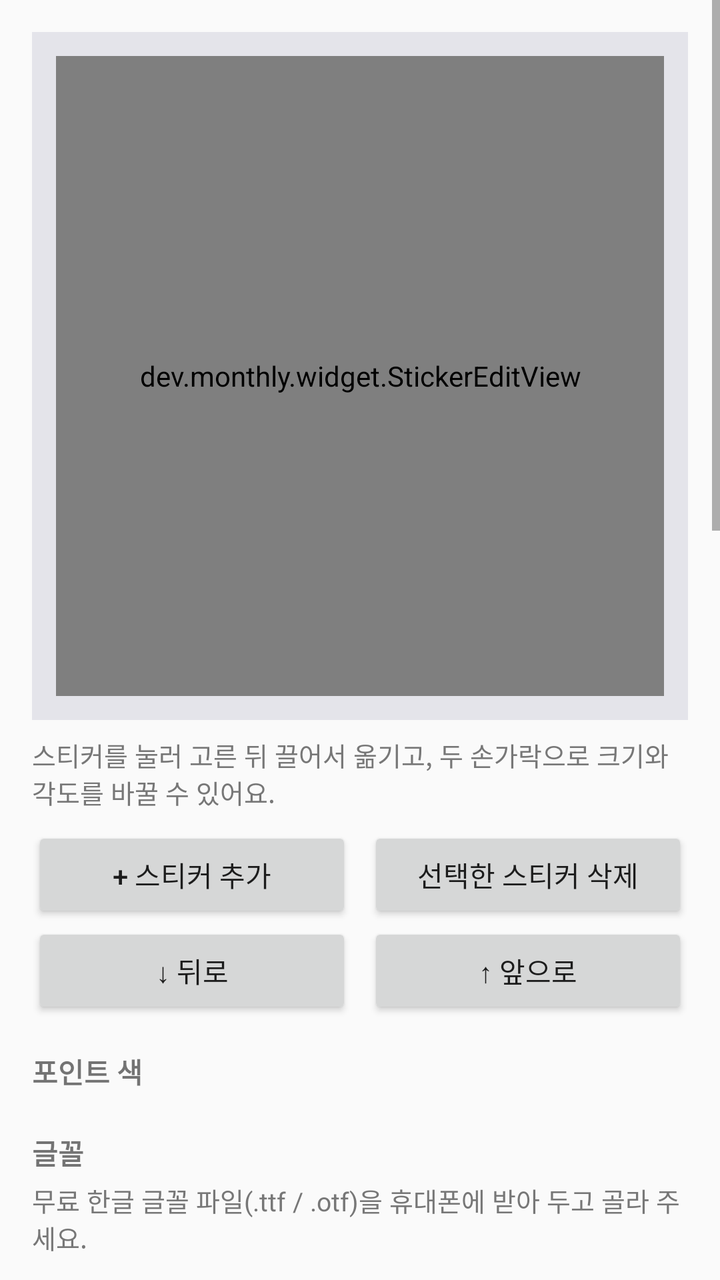
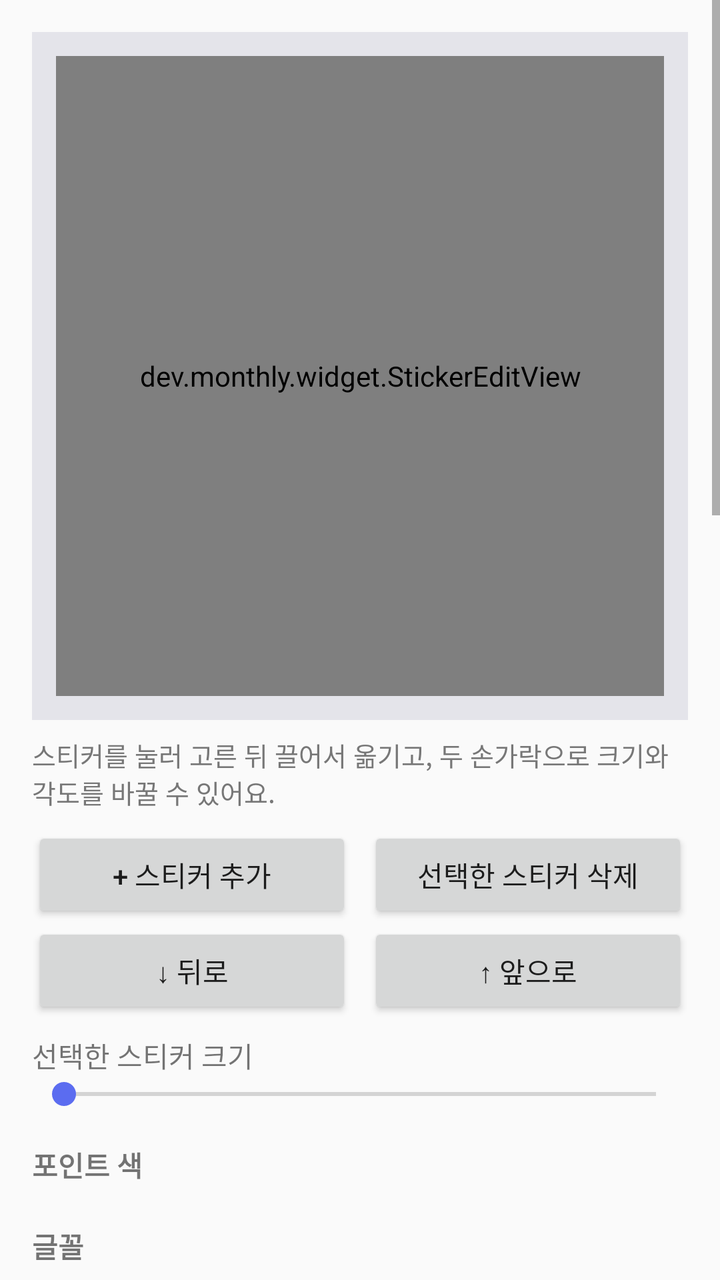

Screens rendered from an Android XML layout before and after an edit, with the pre-edit source and the edit as a unified diff.
<!-- AndroidManifest.xml: application theme AppTheme -->
<!-- res/layout/activity_decor.xml -->
<ScrollView xmlns:android="http://schemas.android.com/apk/res/android"
    android:layout_width="match_parent"
    android:layout_height="match_parent">
<LinearLayout
    android:layout_width="match_parent"
    android:layout_height="wrap_content"
    android:orientation="vertical"
    android:padding="16dp">

    <FrameLayout
        android:id="@+id/preview_outer"
        android:layout_width="match_parent"
        android:layout_height="wrap_content"
        android:background="@color/preview_bg"
        android:padding="12dp">
        <FrameLayout
            android:id="@+id/preview_frame"
            android:layout_width="match_parent"
            android:layout_height="320dp"
            android:layout_gravity="center_horizontal">
            <FrameLayout
                android:id="@+id/preview_host"
                android:layout_width="match_parent"
                android:layout_height="match_parent" />
            <dev.monthly.widget.StickerEditView
                android:id="@+id/sticker_edit"
                android:layout_width="match_parent"
                android:layout_height="match_parent" />
        </FrameLayout>
    </FrameLayout>

    <TextView
        android:layout_width="match_parent"
        android:layout_height="wrap_content"
        android:layout_marginTop="8dp"
        android:text="스티커를 눌러 고른 뒤 끌어서 옮기고, 두 손가락으로 크기와 각도를 바꿀 수 있어요."
        android:textColor="@color/text_secondary"
        android:textSize="13sp" />

    <LinearLayout
        android:layout_width="match_parent"
        android:layout_height="wrap_content"
        android:layout_marginTop="8dp"
        android:orientation="horizontal">
        <Button
            android:id="@+id/btn_add_sticker"
            android:layout_width="0dp"
            android:layout_height="wrap_content"
            android:layout_weight="1"
            android:text="+ 스티커 추가" />
        <Button
            android:id="@+id/btn_del_sticker"
            android:layout_width="0dp"
            android:layout_height="wrap_content"
            android:layout_marginStart="8dp"
            android:layout_weight="1"
            android:text="선택한 스티커 삭제" />
    </LinearLayout>

    <LinearLayout
        android:layout_width="match_parent"
        android:layout_height="wrap_content"
        android:orientation="horizontal">
        <Button
            android:id="@+id/btn_sticker_back"
            android:layout_width="0dp"
            android:layout_height="wrap_content"
            android:layout_weight="1"
            android:text="↓ 뒤로" />
        <Button
            android:id="@+id/btn_sticker_front"
            android:layout_width="0dp"
            android:layout_height="wrap_content"
            android:layout_marginStart="8dp"
            android:layout_weight="1"
            android:text="↑ 앞으로" />
    </LinearLayout>

    <TextView style="@style/SectionLabel" android:text="포인트 색" />
    <HorizontalScrollView
        android:layout_width="match_parent"
        android:layout_height="wrap_content"
        android:scrollbars="none">
        <LinearLayout
            android:id="@+id/accent_row"
            android:layout_width="wrap_content"
            android:layout_height="wrap_content"
            android:orientation="horizontal" />
    </HorizontalScrollView>

    <TextView style="@style/SectionLabel" android:text="글꼴" />
    <TextView
        android:layout_width="match_parent"
        android:layout_height="wrap_content"
        android:text="무료 한글 글꼴 파일(.ttf / .otf)을 휴대폰에 받아 두고 골라 주세요."
        android:textColor="@color/text_secondary"
        android:textSize="13sp" />
    <TextView
        android:id="@+id/title_font_label"
        android:layout_width="match_parent"
        android:layout_height="wrap_content"
        android:layout_marginTop="8dp"
        android:text="제목 글꼴: 기본" />
    <LinearLayout
        android:layout_width="match_parent"
        android:layout_height="wrap_content"
        android:orientation="horizontal">
        <Button android:id="@+id/btn_title_font" android:layout_width="0dp" android:layout_height="wrap_content" android:layout_weight="2" android:text="글꼴 파일 고르기" />
        <Button android:id="@+id/btn_title_font_clear" android:layout_width="0dp" android:layout_height="wrap_content" android:layout_marginStart="8dp" android:layout_weight="1" android:text="기본으로" />
    </LinearLayout>
    <TextView
        android:id="@+id/body_font_label"
        android:layout_width="match_parent"
        android:layout_height="wrap_content"
        android:layout_marginTop="8dp"
        android:text="글자 글꼴 (요일·날짜·목록): 기본" />
    <LinearLayout
        android:layout_width="match_parent"
        android:layout_height="wrap_content"
        android:orientation="horizontal">
        <Button android:id="@+id/btn_body_font" android:layout_width="0dp" android:layout_height="wrap_content" android:layout_weight="2" android:text="글꼴 파일 고르기" />
        <Button android:id="@+id/btn_body_font_clear" android:layout_width="0dp" android:layout_height="wrap_content" android:layout_marginStart="8dp" android:layout_weight="1" android:text="기본으로" />
    </LinearLayout>
    <TextView
        android:layout_width="match_parent"
        android:layout_height="wrap_content"
        android:layout_marginTop="4dp"
        android:text="글자 크기 (글꼴 파일을 쓸 때)" />
    <RadioGroup
        android:id="@+id/font_scale"
        android:layout_width="match_parent"
        android:layout_height="wrap_content"
        android:orientation="horizontal">
        <RadioButton android:id="@+id/rb_scale_s" android:layout_width="wrap_content" android:layout_height="wrap_content" android:text="작게" />
        <RadioButton android:id="@+id/rb_scale_m" android:layout_width="wrap_content" android:layout_height="wrap_content" android:layout_marginStart="12dp" android:text="보통" />
        <RadioButton android:id="@+id/rb_scale_l" android:layout_width="wrap_content" android:layout_height="wrap_content" android:layout_marginStart="12dp" android:text="크게" />
    </RadioGroup>

    <TextView style="@style/SectionLabel" android:text="제목(몇 월) 배경 이미지" />
    <Button
        android:id="@+id/btn_header_all"
        android:layout_width="match_parent"
        android:layout_height="wrap_content"
        android:text="모든 달에 쓸 이미지 고르기" />
    <Button
        android:id="@+id/btn_header_month"
        android:layout_width="match_parent"
        android:layout_height="wrap_content"
        android:text="이 달만 다른 이미지" />
    <Button
        android:id="@+id/btn_header_clear"
        style="?android:attr/borderlessButtonStyle"
        android:layout_width="match_parent"
        android:layout_height="wrap_content"
        android:text="이 달에 보이는 제목 이미지 지우기" />
    <TextView
        android:layout_width="match_parent"
        android:layout_height="wrap_content"
        android:text="제목 이미지 어둡게 (글씨가 잘 보이게)" />
    <SeekBar
        android:id="@+id/seek_header_dim"
        android:layout_width="match_parent"
        android:layout_height="wrap_content"
        android:max="80" />
    <RadioGroup
        android:id="@+id/header_size"
        android:layout_width="match_parent"
        android:layout_height="wrap_content"
        android:orientation="horizontal">
        <RadioButton android:id="@+id/rb_header_normal" android:layout_width="wrap_content" android:layout_height="wrap_content" android:text="얇게" />
        <RadioButton android:id="@+id/rb_header_large" android:layout_width="wrap_content" android:layout_height="wrap_content" android:layout_marginStart="12dp" android:text="크게 (배너처럼)" />
    </RadioGroup>

    <TextView style="@style/SectionLabel" android:text="배경" />
    <RadioGroup
        android:id="@+id/bg_mode"
        android:layout_width="match_parent"
        android:layout_height="wrap_content"
        android:orientation="horizontal">
        <RadioButton android:id="@+id/rb_bg_default" android:layout_width="wrap_content" android:layout_height="wrap_content" android:text="기본" />
        <RadioButton android:id="@+id/rb_bg_color" android:layout_width="wrap_content" android:layout_height="wrap_content" android:layout_marginStart="12dp" android:text="단색" />
        <RadioButton android:id="@+id/rb_bg_photo" android:layout_width="wrap_content" android:layout_height="wrap_content" android:layout_marginStart="12dp" android:text="사진" />
    </RadioGroup>
    <HorizontalScrollView
        android:layout_width="match_parent"
        android:layout_height="wrap_content"
        android:scrollbars="none">
        <LinearLayout
            android:id="@+id/bgcolor_row"
            android:layout_width="wrap_content"
            android:layout_height="wrap_content"
            android:orientation="horizontal" />
    </HorizontalScrollView>
    <Button
        android:id="@+id/btn_bg_photo"
        android:layout_width="match_parent"
        android:layout_height="wrap_content"
        android:text="배경 사진 고르기" />

    <TextView
        android:layout_width="match_parent"
        android:layout_height="wrap_content"
        android:layout_marginTop="8dp"
        android:text="배경 불투명도 (낮추면 바탕화면이 비쳐요)" />
    <SeekBar
        android:id="@+id/seek_alpha"
        android:layout_width="match_parent"
        android:layout_height="wrap_content"
        android:max="100" />
    <TextView
        android:layout_width="match_parent"
        android:layout_height="wrap_content"
        android:layout_marginTop="8dp"
        android:text="사진 어둡게" />
    <SeekBar
        android:id="@+id/seek_dim"
        android:layout_width="match_parent"
        android:layout_height="wrap_content"
        android:max="80" />

    <TextView style="@style/SectionLabel" android:text="글자색" />
    <RadioGroup
        android:id="@+id/text_mode"
        android:layout_width="match_parent"
        android:layout_height="wrap_content"
        android:orientation="horizontal">
        <RadioButton android:id="@+id/rb_text_auto" android:layout_width="wrap_content" android:layout_height="wrap_content" android:text="자동" />
        <RadioButton android:id="@+id/rb_text_dark" android:layout_width="wrap_content" android:layout_height="wrap_content" android:layout_marginStart="12dp" android:text="어둡게" />
        <RadioButton android:id="@+id/rb_text_light" android:layout_width="wrap_content" android:layout_height="wrap_content" android:layout_marginStart="12dp" android:text="밝게" />
    </RadioGroup>

    <TextView style="@style/SectionLabel" android:text="위젯 문구" />
    <EditText
        android:id="@+id/input_caption"
        android:layout_width="match_parent"
        android:layout_height="wrap_content"
        android:hint="예: 최애 생일까지 존버 중"
        android:inputType="text"
        android:maxLength="40"
        android:maxLines="1" />

    <Button
        android:id="@+id/btn_reset"
        style="?android:attr/borderlessButtonStyle"
        android:layout_width="match_parent"
        android:layout_height="wrap_content"
        android:layout_marginTop="16dp"
        android:text="꾸미기 전부 초기화"
        android:textColor="@color/sunday" />
</LinearLayout>
</ScrollView>
<!-- resources referenced by this layout -->
<resources>
  <color name="preview_bg">#FFE4E4EA</color>
  <color name="sunday">#E5484D</color>
  <color name="text_secondary">#777777</color>
  <style name="SectionLabel">
          <item name="android:layout_width">match_parent</item>
          <item name="android:layout_height">wrap_content</item>
          <item name="android:layout_marginTop">16dp</item>
          <item name="android:layout_marginBottom">4dp</item>
          <item name="android:textSize">14sp</item>
          <item name="android:textStyle">bold</item>
      </style>
  <style name="AppTheme" parent="android:Theme.Material.Light.DarkActionBar">
          <item name="android:colorPrimary">@color/accent</item>
          <item name="android:colorPrimaryDark">@color/accent_dark</item>
          <item name="android:colorAccent">@color/accent</item>
      </style>
  <color name="accent">#5B6CF0</color>
  <color name="accent_dark">#3F4CC0</color>
</resources>

<!-- the commit's change to res/layout/activity_decor.xml (unified diff, before → after) -->
@@ -76,6 +76,18 @@
             android:text="↑ 앞으로" />
     </LinearLayout>
 
+    <TextView
+        android:id="@+id/sticker_size_label"
+        android:layout_width="match_parent"
+        android:layout_height="wrap_content"
+        android:layout_marginTop="8dp"
+        android:text="선택한 스티커 크기" />
+    <SeekBar
+        android:id="@+id/seek_sticker_size"
+        android:layout_width="match_parent"
+        android:layout_height="wrap_content"
+        android:max="155" />
+
     <TextView style="@style/SectionLabel" android:text="포인트 색" />
     <HorizontalScrollView
         android:layout_width="match_parent"
